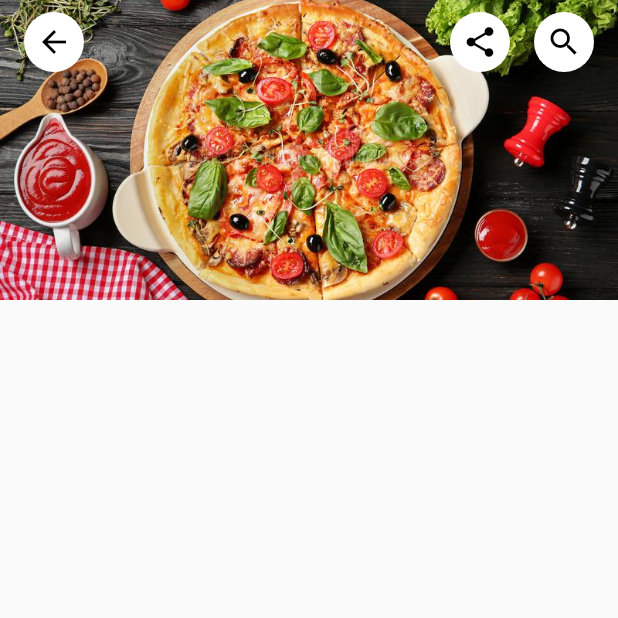
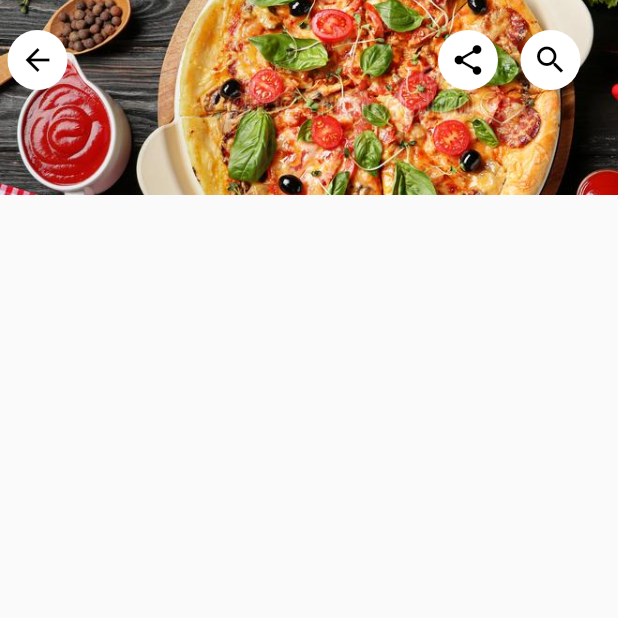
Before and after one commit to nezeek/flutter_talabat_app, a Flutter app: the screen it shows after launch, on a phone screen of 412 x 824 dp, the top half of it. Run offline on Flutter 3.47's test engine with Material 2 defaults, Android fonts, the phone set to English and light mode, and no system bars.

```diff
--- a/lib/nezik/myscreen.dart
+++ b/lib/nezik/myscreen.dart
@@ -170,6 +170,7 @@ class homescreen extends StatelessWidget {
 
 
 
+
           ]),
 
             ),
--- a/lib/saraa folder/sarascreen.dart
+++ b/lib/saraa folder/sarascreen.dart
@@ -1,22 +1,48 @@
 
 import 'package:flutter/material.dart';
 
-class Saraclas extends StatefulWidget {
+class Saraclas extends StatelessWidget {
   const Saraclas({super.key});
 
   @override
-  State<Saraclas> createState() => _SaraclasState();
+  Widget build(BuildContext context) {
+    return Scaffold(
+      body: Stack(
+      children: [
+       Positioned(height: 130,width: 500, child: Image.asset("assets/pizza.jpg",
+              fit: BoxFit.cover,)),
+     Positioned(top: 20, right: 80, child:
+     CircleAvatar(
+              backgroundColor: Colors.white,
+              child: Icon(Icons.share,color: Colors.black,) ,
+              ),),
+
+     Positioned(top: 20, left: 5, child:
+      CircleAvatar(
+              backgroundColor: Colors.white,
+                child: Icon(Icons.arrow_back,color: Colors.black,) ,
+              )),
+        Positioned(top: 20, right: 25, child:
+      CircleAvatar(
+              backgroundColor: Colors.white,
+                child: Icon(Icons.search,color: Colors.black,) ,
+              )),
+
+      ],
+
+      ),
+
+    );
+  }
 }
 
-class _SaraclasState extends State<Saraclas> {
-  @override
-  Widget build(BuildContext context) {
-    return Scaffold(
+
+    /* Scaffold(
       body:
       CustomScrollView(
         slivers: [
           SliverAppBar(
-            expandedHeight: 200,
+            expandedHeight: 130,
             flexibleSpace: FlexibleSpaceBar(
               background: Image.asset("assets/pizza.jpg",
               fit: BoxFit.cover,),
@@ -41,11 +67,22 @@ class _SaraclasState extends State<Saraclas> {
                 ),
               ),
             ],
-          )
+          ),
         ],
       )
 
 
     );
   }
-}
+}*/
+/*
+          Stack(
+            children: [
+
+    Positioned(top: 10, left: 5, child: Text("Torino Pizza",
+    style: TextStyle(color: Colors.black),)),
+    Positioned(bottom: 10, left: 5, child: Text("Pizza,Snadwich,Italian")),
+
+
+            ],
+          )*/
```
Also changed, not shown: lib/saraa folder/newF.dart (added, +39 -0 lines).
